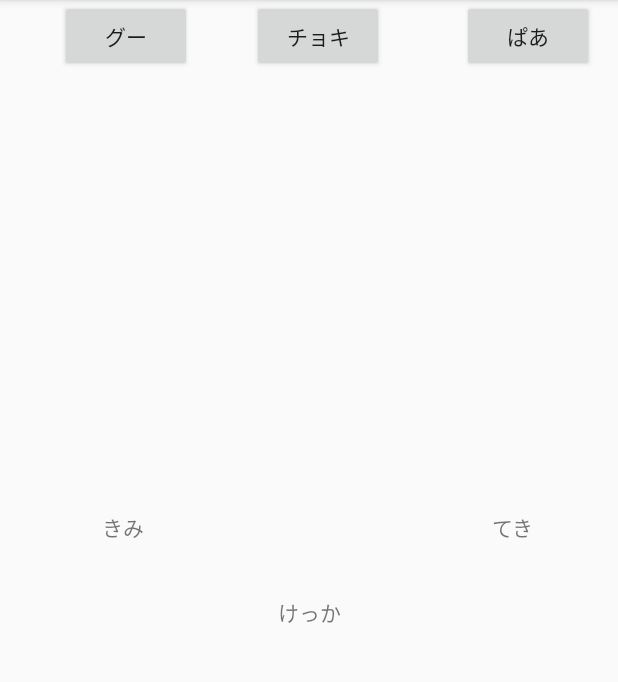
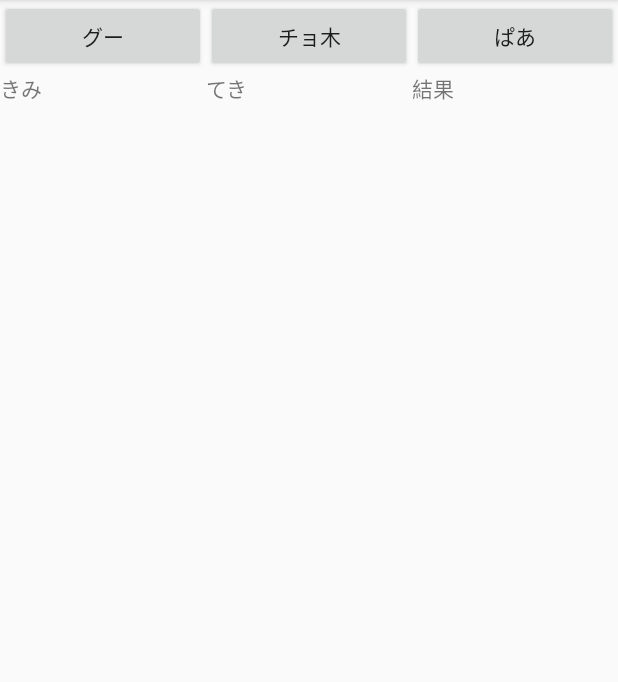
Before and after one commit to yabeeyatuexe/konatusaikyou, an Android app: the screen it shows after launch (MainActivity), on a phone screen of 412 x 824 dp, the part 84-766 px from its top. Run offline under Robolectric (Android 15) with nearby library versions, the phone set to English and light mode, and no system bars.

Commit message:
レイアウト整理

```diff
--- a/app/src/main/res/layout/activity_main.xml
+++ b/app/src/main/res/layout/activity_main.xml
@@ -7,69 +7,69 @@
     android:layout_height="match_parent"
     tools:context=".MainActivity">
 
-    <Button
-        android:id="@+id/button2"
-        android:layout_width="wrap_content"
+    <LinearLayout
+        android:layout_width="match_parent"
+        android:layout_height="match_parent"
+        android:orientation="vertical"
+        app:layout_constraintTop_toTopOf="parent">
+
+        <LinearLayout
+            android:layout_width="match_parent"
             android:layout_height="wrap_content"
-        android:layout_marginEnd="52dp"
-        android:layout_marginRight="52dp"
-        android:onClick="choki"
-        android:text="チョキ"
-        app:layout_constraintEnd_toStartOf="@+id/button3"
-        tools:layout_editor_absoluteY="51dp" />
+            android:orientation="horizontal">
 
             <Button
                 android:id="@+id/button"
-        android:layout_width="wrap_content"
+                android:layout_width="0dp"
                 android:layout_height="wrap_content"
+                android:layout_weight="1"
                 android:onClick="goo"
-        android:text="グー"
-        app:layout_constraintEnd_toStartOf="@+id/button2"
-        app:layout_constraintStart_toStartOf="parent"
-        tools:layout_editor_absoluteY="51dp" />
+                android:text="グー" />
+
+            <Button
+                android:id="@+id/button2"
+                android:layout_width="0dp"
+                android:layout_height="wrap_content"
+                android:layout_weight="1"
+                android:onClick="choki"
+                android:text="チョ木" />
 
             <Button
                 android:id="@+id/button3"
-        android:layout_width="wrap_content"
+                android:layout_width="0dp"
                 android:layout_height="wrap_content"
-        android:layout_marginEnd="16dp"
-        android:layout_marginRight="16dp"
+                android:layout_weight="1"
                 android:onClick="paa"
-        android:text="ぱあ"
-        app:layout_constraintEnd_toEndOf="parent"
-        tools:layout_editor_absoluteY="51dp" />
+                android:text="ぱあ" />
+        </LinearLayout>
+
+        <LinearLayout
+            android:layout_width="match_parent"
+            android:layout_height="wrap_content"
+            android:orientation="horizontal">
 
             <TextView
                 android:id="@+id/player"
-        android:layout_width="wrap_content"
+                android:layout_width="0dp"
                 android:layout_height="wrap_content"
-        android:text="きみ"
-        app:layout_constraintBottom_toBottomOf="parent"
-        app:layout_constraintEnd_toStartOf="@+id/cpu"
-        app:layout_constraintHorizontal_bias="0.226"
-        app:layout_constraintStart_toStartOf="parent"
-        app:layout_constraintTop_toBottomOf="@+id/button"
-        app:layout_constraintVertical_bias="0.419" />
+                android:layout_weight="1"
+                android:text="きみ" />
 
             <TextView
                 android:id="@+id/cpu"
-        android:layout_width="wrap_content"
+                android:layout_width="0dp"
                 android:layout_height="wrap_content"
-        android:layout_marginEnd="56dp"
-        android:layout_marginRight="56dp"
-        android:text="てき"
-        app:layout_constraintBottom_toBottomOf="parent"
-        app:layout_constraintEnd_toEndOf="parent"
-        app:layout_constraintTop_toBottomOf="@+id/button3"
-        app:layout_constraintVertical_bias="0.419" />
+                android:layout_weight="1"
+                android:text="てき" />
 
             <TextView
                 android:id="@+id/result"
-        android:layout_width="wrap_content"
+                android:layout_width="0dp"
                 android:layout_height="wrap_content"
-        android:text="けっか"
-        app:layout_constraintBottom_toBottomOf="parent"
-        app:layout_constraintEnd_toEndOf="parent"
-        app:layout_constraintStart_toStartOf="parent"
-        app:layout_constraintTop_toBottomOf="@+id/button2" />
+                android:layout_weight="1"
+                android:text="結果" />
+        </LinearLayout>
+
+    </LinearLayout>
+
 </androidx.constraintlayout.widget.ConstraintLayout>
```
Lines whose indentation alone changed are shown as unchanged.
